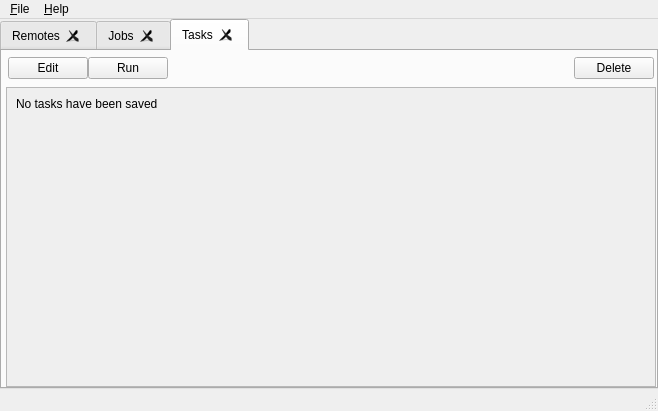
Above: src/main_window.ui from mmozeiko/RcloneBrowser before the change. Below: the same form after it.
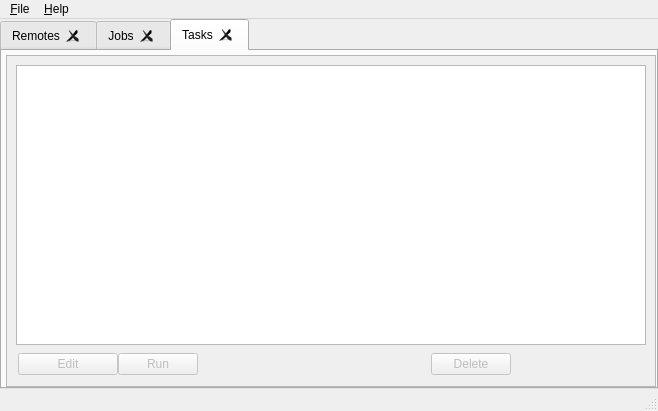
That is the form after the change.

Diff of the .ui file:
```diff
--- a/src/main_window.ui
+++ b/src/main_window.ui
@@ -182,6 +182,27 @@
          <number>0</number>
         </property>
         <item>
+         <widget class="QScrollArea" name="tasksArea">
+          <property name="widgetResizable">
+           <bool>true</bool>
+          </property>
+          <widget class="QWidget" name="scrollAreaWidgetContentsTasks">
+           <property name="geometry">
+            <rect>
+             <x>0</x>
+             <y>0</y>
+             <width>646</width>
+             <height>307</height>
+            </rect>
+           </property>
+           <layout class="QVBoxLayout" name="verticalLayout_6">
+            <item>
+             <widget class="QListWidget" name="tasksListWidget"/>
+            </item>
+            <item>
+             <layout class="QVBoxLayout" name="tasks" stretch=""/>
+            </item>
+            <item>
          <widget class="QWidget" name="tasksActionBar" native="true">
           <property name="minimumSize">
            <size>
@@ -189,7 +210,13 @@
             <height>20</height>
            </size>
           </property>
-          <layout class="QHBoxLayout" name="horizontalLayout_2" stretch="0,0,1">
+              <property name="maximumSize">
+               <size>
+                <width>16777215</width>
+                <height>32</height>
+               </size>
+              </property>
+              <layout class="QHBoxLayout" name="horizontalLayout_2" stretch="0,0,0,0">
            <property name="spacing">
             <number>0</number>
            </property>
@@ -208,7 +235,7 @@
            <item>
             <widget class="QPushButton" name="buttonEditTask">
              <property name="enabled">
-              <bool>true</bool>
+                  <bool>false</bool>
              </property>
              <property name="sizePolicy">
               <sizepolicy hsizetype="Fixed" vsizetype="Fixed">
@@ -232,6 +259,9 @@
            </item>
            <item alignment="Qt::AlignLeft">
             <widget class="QPushButton" name="buttonRunTask">
+                 <property name="enabled">
+                  <bool>false</bool>
+                 </property>
              <property name="sizePolicy">
               <sizepolicy hsizetype="Fixed" vsizetype="Fixed">
                <horstretch>0</horstretch>
@@ -243,8 +273,27 @@
              </property>
             </widget>
            </item>
+               <item>
+                <spacer name="horizontalSpacer_2">
+                 <property name="orientation">
+                  <enum>Qt::Horizontal</enum>
+                 </property>
+                 <property name="sizeType">
+                  <enum>QSizePolicy::Maximum</enum>
+                 </property>
+                 <property name="sizeHint" stdset="0">
+                  <size>
+                   <width>100</width>
+                   <height>20</height>
+                  </size>
+                 </property>
+                </spacer>
+               </item>
            <item alignment="Qt::AlignLeft">
             <widget class="QPushButton" name="buttonDeleteTask">
+                 <property name="enabled">
+                  <bool>false</bool>
+                 </property>
              <property name="sizePolicy">
               <sizepolicy hsizetype="Fixed" vsizetype="Fixed">
                <horstretch>0</horstretch>
@@ -252,7 +301,7 @@
               </sizepolicy>
              </property>
              <property name="layoutDirection">
-              <enum>Qt::RightToLeft</enum>
+                  <enum>Qt::LeftToRight</enum>
              </property>
              <property name="text">
               <string>Delete</string>
@@ -261,35 +310,6 @@
            </item>
           </layout>
          </widget>
-        </item>
-        <item>
-         <widget class="QScrollArea" name="tasksArea">
-          <property name="widgetResizable">
-           <bool>true</bool>
-          </property>
-          <widget class="QWidget" name="scrollAreaWidgetContentsTasks">
-           <property name="geometry">
-            <rect>
-             <x>0</x>
-             <y>0</y>
-             <width>646</width>
-             <height>260</height>
-            </rect>
-           </property>
-           <layout class="QVBoxLayout" name="verticalLayout_6">
-            <item>
-             <layout class="QVBoxLayout" name="tasks" stretch="0">
-              <item>
-               <widget class="QLabel" name="noTasksLabel">
-                <property name="text">
-                 <string>No tasks have been saved</string>
-                </property>
-                <property name="alignment">
-                 <set>Qt::AlignLeading|Qt::AlignLeft|Qt::AlignTop</set>
-                </property>
-               </widget>
-              </item>
-             </layout>
             </item>
            </layout>
           </widget>
```
Lines whose indentation alone changed are shown as unchanged.
